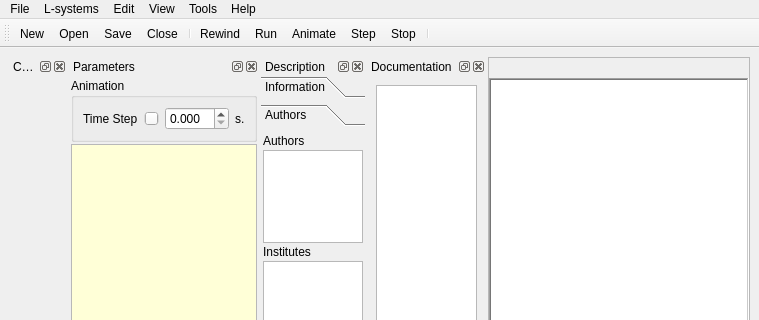
First picture: the form in src/openalea/lpy/gui/lpymainwindow.ui, repository openalea/lpy, before the edit; both pictures show x 0 to 759 and y 0 to 320 of the 759 by 626 pixel window.
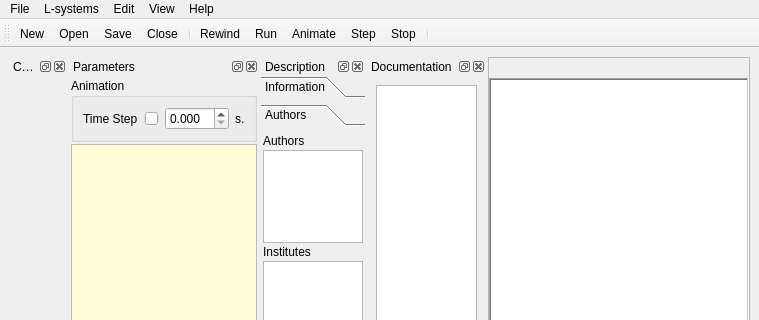
Second picture: the form after the edit. The open tabs and pages were chosen to show the change. Icons and pictures are not drawn. Custom widgets are drawn as their Qt base class.

Commit message: - text editor improvement   - add zooming capability   - font and size selection - file monitoring - tool bar style selection - preference dialog

The edit to the form file:
```diff
--- a/src/openalea/lpy/gui/lpymainwindow.ui
+++ b/src/openalea/lpy/gui/lpymainwindow.ui
@@ -817,12 +817,6 @@
     <addaction name="actionReplace" />
     <addaction name="separator" />
     <addaction name="actionSyntax" />
-   </widget>
-   <widget class="QMenu" name="menuTools" >
-    <property name="title" >
-     <string>Tools</string>
-    </property>
-    <addaction name="actionUseThread" />
     <addaction name="separator" />
     <addaction name="actionFitAnimationView" />
     <addaction name="separator" />
@@ -846,7 +840,6 @@
    <addaction name="menuL_systems" />
    <addaction name="menuEdit" />
    <addaction name="menuView" />
-   <addaction name="menuTools" />
    <addaction name="menuHelp" />
   </widget>
   <widget class="QStatusBar" name="statusbar" >
```
Left out of the diff: 45 changed lines with no effect on the pictures. The commit also changes 17 other files.
